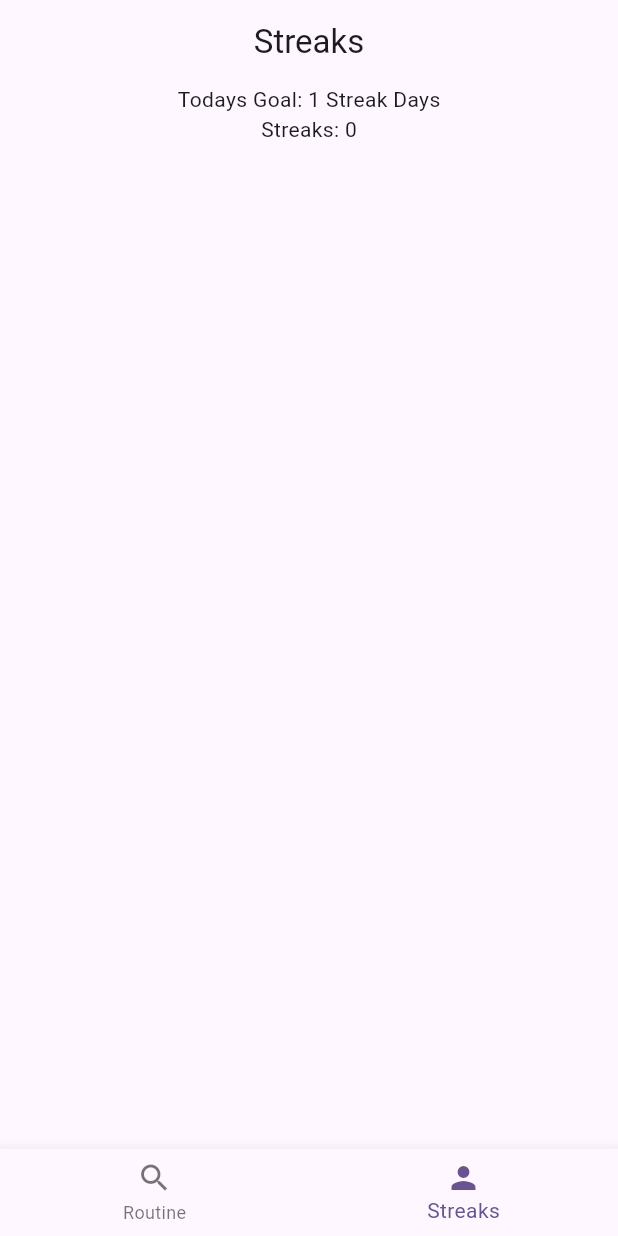
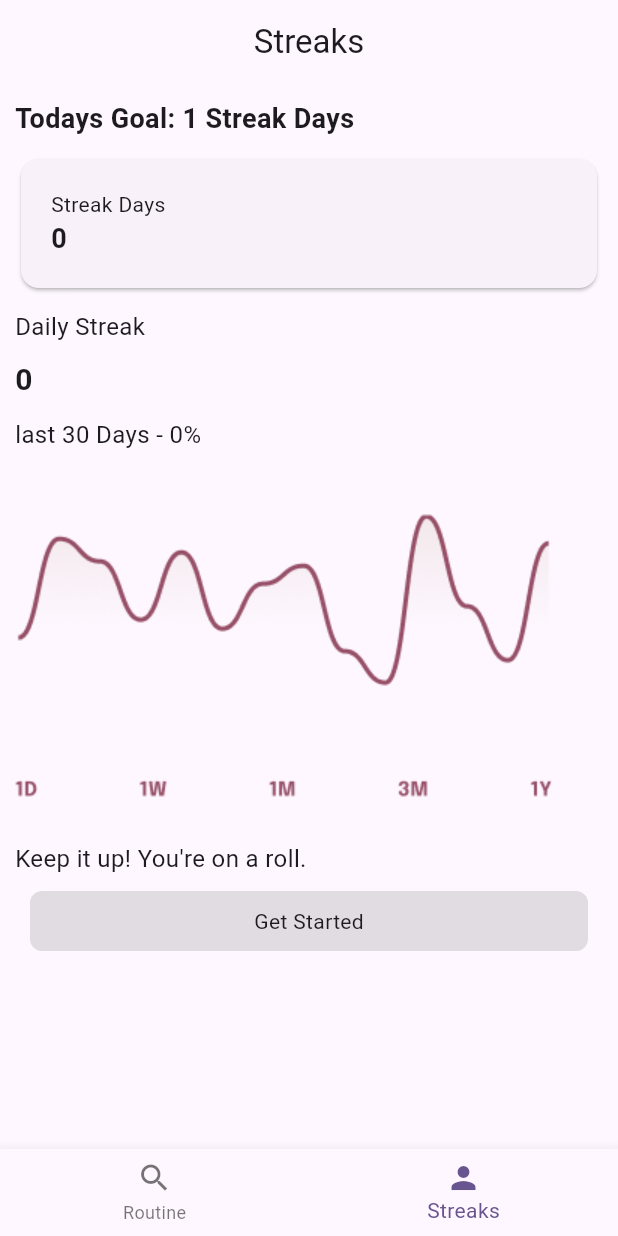
Before and after one commit to anantmann9057/urban_cultur_assessment, a Flutter app: the screen it shows after launch, item 2 of the bottom bar chosen, on a phone screen of 412 x 824 dp. Run offline on Flutter 3.47's test engine with Material 3 defaults, Android fonts, the phone set to English and light mode, and no system bars; our stand-ins replace cloud_firestore, file_picker, firebase_core, firebase_storage, flutter_riverpod, image_picker; accounts and stored records are empty.

Commit message:
streak screen work

```diff
--- a/lib/Presentation/Streaks/StreaksScreen.dart
+++ b/lib/Presentation/Streaks/StreaksScreen.dart
@@ -26,11 +26,86 @@ class _StreaksscreenState extends ConsumerState<Streaksscreen> {
       children: [
         ref.watch(streaksStream).when(
             data: (data) {
-              return Column(
-                children: [
-                  Text("Todays Goal: ${ref.watch(currentStreakProvider) + 1} Streak Days"),
-                  Text("Streaks: ${ref.watch(currentStreakProvider)}")
-                ],
+              return Padding(
+                padding: const EdgeInsets.all(10),
+                child: Column(
+                  crossAxisAlignment: CrossAxisAlignment.start,
+                  children: [
+                    Text(
+                      "Todays Goal: ${ref.watch(currentStreakProvider) + 1} Streak Days",
+                      style: const TextStyle(
+                          fontWeight: FontWeight.bold, fontSize: 18),
+                    ),
+                    const SizedBox(
+                      height: 10,
+                    ),
+                    SizedBox(
+                      width: MediaQuery.of(context).size.width,
+                      child: Card(
+                        child: Padding(
+                          padding: const EdgeInsets.all(20),
+                          child: Column(
+                            crossAxisAlignment: CrossAxisAlignment.start,
+                            children: [
+                              const Text("Streak Days "),
+                              Text(
+                                "${ref.watch(currentStreakProvider)}",
+                                style: const TextStyle(
+                                    fontWeight: FontWeight.bold, fontSize: 18),
+                              )
+                            ],
+                          ),
+                        ),
+                      ),
+                    ),
+                    const SizedBox(
+                      height: 10,
+                    ),
+                    const Text(
+                      "Daily Streak ",
+                      style: TextStyle(
+                          fontWeight: FontWeight.normal, fontSize: 16),
+                    ),
+                    const SizedBox(
+                      height: 10,
+                    ),
+                    Text(
+                      "${ref.watch(currentStreakProvider)}",
+                      style: const TextStyle(
+                          fontWeight: FontWeight.bold, fontSize: 20),
+                    ),
+                    const SizedBox(
+                      height: 10,
+                    ),
+                    Text(
+                      "last 30 Days - ${ref.watch(currentStreakProvider)>=1?'100%':"0%"}",
+                      style: TextStyle(
+                          fontWeight: FontWeight.normal, fontSize: 16),
+                    ),
+                    const SizedBox(
+                      height: 10,
+                    ),
+                    Image.asset('assets/images/graph.png'),
+                    const SizedBox(
+                      height: 10,
+                    ),
+                    const Text(
+                      "Keep it up! You're on a roll.",
+                      style: TextStyle(
+                          fontWeight: FontWeight.normal, fontSize: 16),
+                    ),
+                    Container(
+                      margin: const EdgeInsets.all(10),
+                      padding: const EdgeInsets.all(10),
+                      width: MediaQuery.of(context).size.width,
+                      alignment: Alignment.center,
+                      decoration: BoxDecoration(
+                          color: Colors.grey.withOpacity(0.3),
+                          borderRadius: BorderRadius.circular(8)),
+                      child: const Text('Get Started'),
+                    )
+                  ],
+                ),
               );
             },
             error: (e, s) => Container(),
@@ -47,14 +122,15 @@ class _StreaksscreenState extends ConsumerState<Streaksscreen> {
         var time = DateTime.fromMillisecondsSinceEpoch(
             (value.docs[i]['date'] as Timestamp).millisecondsSinceEpoch);
 
-        if (value.docs.length > 1 && i>0) {
+        if (value.docs.length > 1 && i > 0) {
           var previousTime = DateTime.fromMillisecondsSinceEpoch(
-              (value.docs[i-1]['date'] as Timestamp).millisecondsSinceEpoch);
+              (value.docs[i - 1]['date'] as Timestamp).millisecondsSinceEpoch);
 
           if (previousTime.difference(time).inDays > 1) {
             ref.watch(currentStreakProvider.notifier).state = 0;
           } else {
-            ref.watch(currentStreakProvider.notifier).state = value.docs.length-1;
+            ref.watch(currentStreakProvider.notifier).state =
+                value.docs.length - 1;
           }
         }
         if (time.day == DateTime.now().day) {}
```
Also changed, not shown: pubspec.yaml (+3 -7 lines), assets/images/graph.png (added).
